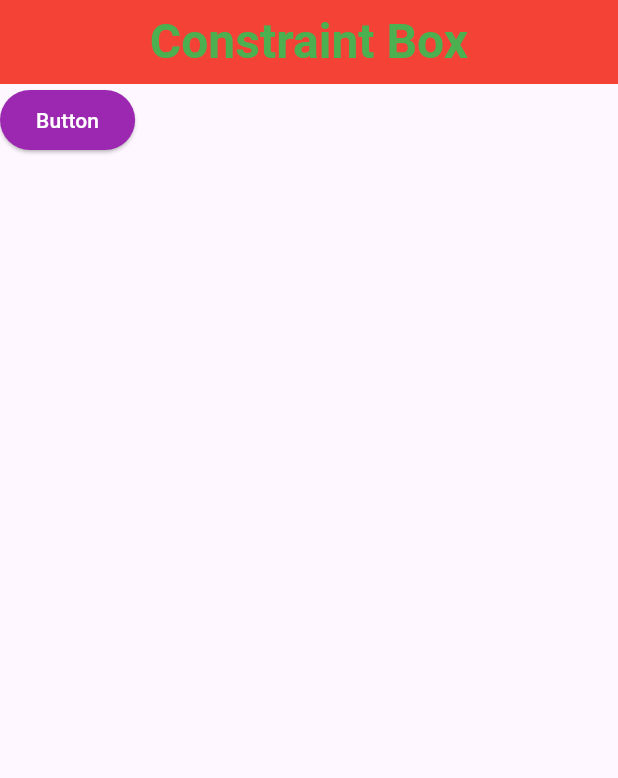
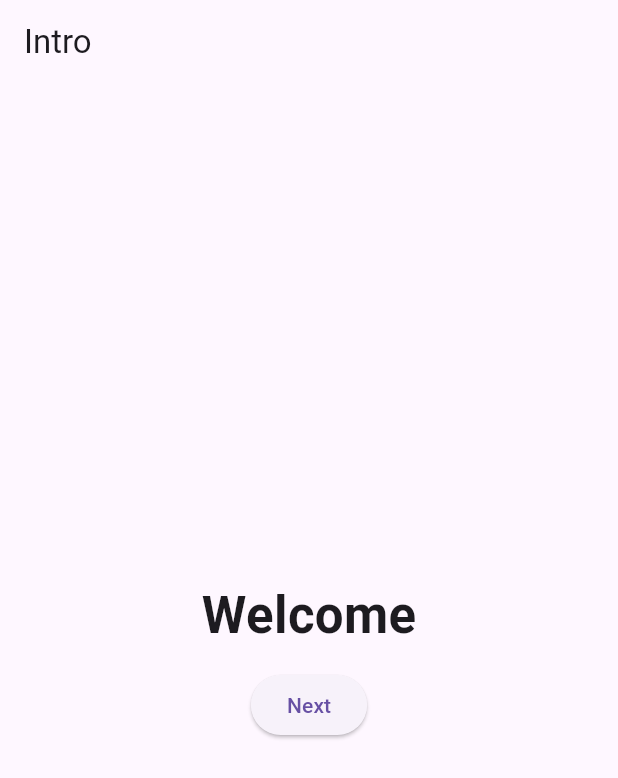
Before and after one commit to Md-Raju-Mia/flutter_development_journey_with_wscubeTech, a Flutter app: the screen it shows after launch, on a phone screen of 412 x 824 dp. Shown: the top 778 px of the screen. Run offline on Flutter 3.47's test engine with Material 3 defaults, Android fonts, the phone set to English and light mode, and no system bars; our stand-ins replace font_awesome_flutter.

Commit message:
switching from one Screen to Another

```diff
--- /dev/null
+++ b/lib/introPage.dart
@@ -0,0 +1,41 @@
+import 'package:container_flutter_project/main.dart';
+import 'package:flutter/cupertino.dart';
+import 'package:flutter/material.dart';
+
+class IntroPage extends StatelessWidget{
+
+  @override
+  Widget build(BuildContext context) {
+    return Scaffold(
+      appBar: AppBar(
+        title: Text("Intro"),
+      ),
+
+      body: Center(
+        child: Column(
+          mainAxisAlignment: MainAxisAlignment.center,
+          children: [
+            Text(
+                "Welcome",
+            style: TextStyle(
+              fontSize: 34,
+              fontWeight: FontWeight.bold,
+
+            )
+            ),
+            SizedBox(height: 11,),
+            ElevatedButton(onPressed: (){
+
+              Navigator.push(
+                  context, MaterialPageRoute(builder: (context) => MyHomePage()
+              ));
+
+            },
+                child: Text('Next'))
+          ],
+        ),
+      ),
+    );
+  }
+
+}
--- a/lib/main.dart
+++ b/lib/main.dart
@@ -1,3 +1,4 @@
+import 'package:container_flutter_project/introPage.dart';
 import 'package:container_flutter_project/ui_helper/util.dart';
 import 'package:container_flutter_project/widgets/rounded_btn.dart';
 import 'package:flutter/material.dart';
@@ -2020,7 +2021,78 @@ class _MyHomePageState extends State<MyHomePage> {
 
 ///Constraint Box
 
-void main() {
+// void main() {
+//   runApp(MyApp());
+// }
+//
+// class MyApp extends StatelessWidget {
+//   const MyApp({super.key});
+//
+//   @override
+//   Widget build(BuildContext context) {
+//     return MaterialApp(debugShowCheckedModeBanner: false, home: MyHomePage());
+//   }
+// }
+//
+// class MyHomePage extends StatefulWidget {
+//   const MyHomePage({super.key});
+//
+//   @override
+//   State<MyHomePage> createState() => _MyHomePageState();
+// }
+//
+// class _MyHomePageState extends State<MyHomePage> {
+//   @override
+//   Widget build(BuildContext context) {
+//     return Scaffold(
+//       appBar: AppBar(
+//         title: Center(
+//           child: Text(
+//             'Constraint Box',
+//             style: TextStyle(
+//               fontWeight: FontWeight.bold,
+//               fontSize: 32,
+//               color: Colors.green,
+//             ),
+//           ),
+//         ),
+//         backgroundColor: Colors.red,
+//       ),
+//
+//       body: ConstrainedBox(
+//         constraints: BoxConstraints(
+//           maxWidth: 200,
+//           maxHeight: 100,
+//         ),
+//         child:
+//         // Text('Hello World!, Hello Developer, Hello Raju, Hig Raju , What are you doin,  ',
+//         //   style: TextStyle(
+//         //     fontSize: 21,
+//         //     overflow: TextOverflow.fade,
+//         //   ),
+//         // ),
+//         ElevatedButton(
+//             onPressed: (){
+//
+//             }, child: Text(
+//             'Button'
+//         ),
+//           style: ElevatedButton.styleFrom(
+//             backgroundColor: Colors.purple,
+//             foregroundColor: Colors.white,
+//           ),
+//         )
+//
+//       ),
+//     );
+//   }
+// }
+
+/**---------------------------------------------------------------------------------------*/
+
+///Switching from one Screen to Another
+
+void main(){
   runApp(MyApp());
 }
 
@@ -2029,60 +2101,28 @@ class MyApp extends StatelessWidget {
 
   @override
   Widget build(BuildContext context) {
-    return MaterialApp(debugShowCheckedModeBanner: false, home: MyHomePage());
-  }
-}
-
-class MyHomePage extends StatefulWidget {
+    return MaterialApp(
+      theme: ThemeData(
+        primarySwatch: Colors.orange
+      ),
+
+      home: IntroPage(),
+    );
+  }
+}
+
+
+class MyHomePage extends StatelessWidget {
   const MyHomePage({super.key});
 
-  @override
-  State<MyHomePage> createState() => _MyHomePageState();
-}
-
-class _MyHomePageState extends State<MyHomePage> {
   @override
   Widget build(BuildContext context) {
     return Scaffold(
       appBar: AppBar(
-        title: Center(
-          child: Text(
-            'Constraint Box',
-            style: TextStyle(
-              fontWeight: FontWeight.bold,
-              fontSize: 32,
-              color: Colors.green,
-            ),
-          ),
-        ),
-        backgroundColor: Colors.red,
+        title: Text("Switching Screen"),
       ),
 
-      body: ConstrainedBox(
-        constraints: BoxConstraints(
-          maxWidth: 200,
-          maxHeight: 100,
-        ),
-        child:
-        // Text('Hello World!, Hello Developer, Hello Raju, Hig Raju , What are you doin,  ',
-        //   style: TextStyle(
-        //     fontSize: 21,
-        //     overflow: TextOverflow.fade,
-        //   ),
-        // ),
-        ElevatedButton(
-            onPressed: (){
-
-            }, child: Text(
-            'Button'
-        ),
-          style: ElevatedButton.styleFrom(
-            backgroundColor: Colors.purple,
-            foregroundColor: Colors.white,
-          ),
-        )
-
-      ),
-    );
-  }
-}
+      body: Text('Hello World'),
+    );
+  }
+}
```
